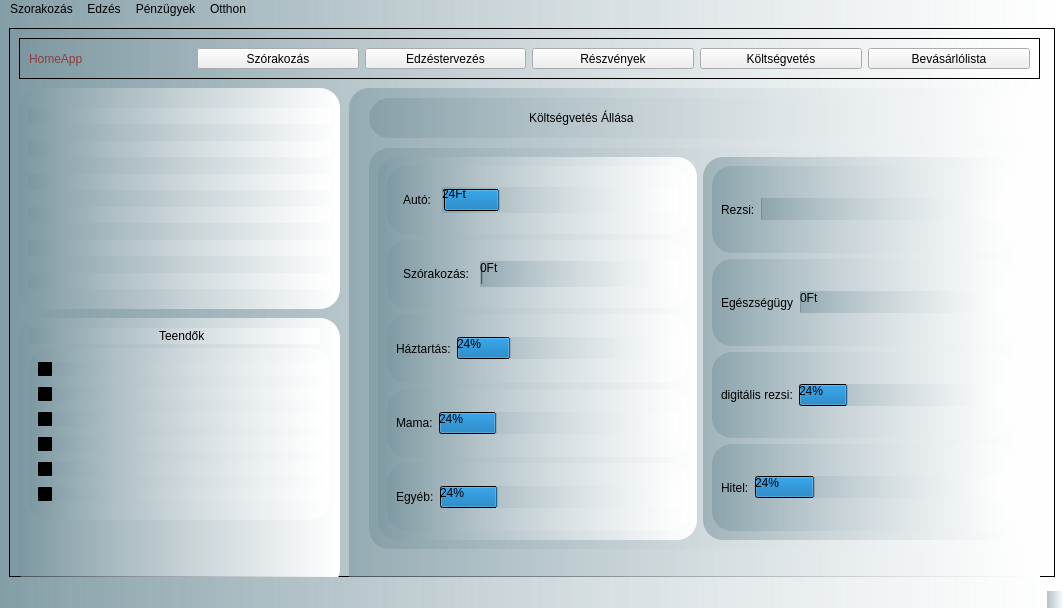
First picture: the form in form.ui, repository katsa00781/HomeApp, before the edit.
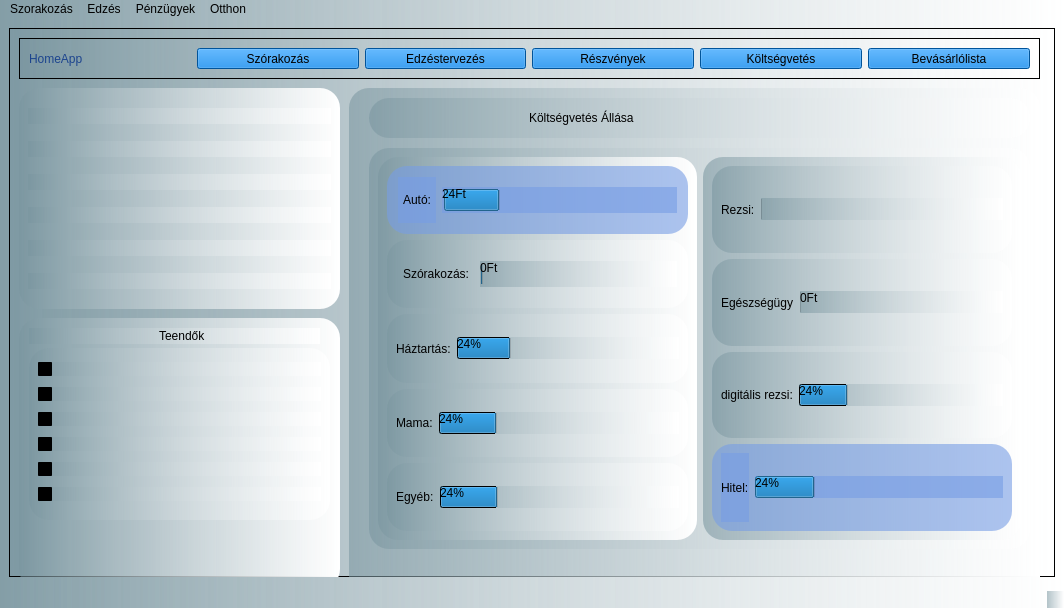
Second picture: the form after the edit.

What changed in the file:
```diff
--- a/form.ui
+++ b/form.ui
@@ -52,6 +52,13 @@
          <height>41</height>
         </rect>
        </property>
+       <property name="styleSheet">
+        <string notr="true">QPushButton {
+background-color:#0275d8;
+color: #000000;
+
+}</string>
+       </property>
        <property name="frameShape">
         <enum>QFrame::StyledPanel</enum>
        </property>
@@ -62,8 +69,7 @@
         <item>
          <widget class="QLabel" name="label">
           <property name="styleSheet">
-           <string notr="true">color:#8D3D3D;
-background: none</string>
+           <string notr="true">color: #1C448E</string>
           </property>
           <property name="text">
            <string>HomeApp</string>
@@ -73,8 +79,12 @@
         <item>
          <widget class="QPushButton" name="pushButton">
           <property name="styleSheet">
-           <string notr="true">background: none;
-color: #000000</string>
+           <string notr="true">
+background-color:#0275d8;
+color: #000000;
+
+
+</string>
           </property>
           <property name="text">
            <string>Szórakozás</string>
@@ -84,8 +94,7 @@
         <item>
          <widget class="QPushButton" name="pushButton_2">
           <property name="styleSheet">
-           <string notr="true">background: none;
-color: #000000</string>
+           <string notr="true"/>
           </property>
           <property name="text">
            <string>Edzéstervezés</string>
@@ -95,8 +104,7 @@
         <item>
          <widget class="QPushButton" name="pushButton_3">
           <property name="styleSheet">
-           <string notr="true">background: none;
-color: #000000</string>
+           <string notr="true"/>
           </property>
           <property name="text">
            <string>Részvények</string>
@@ -106,8 +114,7 @@
         <item>
          <widget class="QPushButton" name="pushButton_4">
           <property name="styleSheet">
-           <string notr="true">background: none;
-color: #000000</string>
+           <string notr="true"/>
           </property>
           <property name="text">
            <string>Költségvetés</string>
@@ -117,8 +124,7 @@
         <item>
          <widget class="QPushButton" name="pushButton_5">
           <property name="styleSheet">
-           <string notr="true">background: none;
-color: #000000</string>
+           <string notr="true"/>
           </property>
           <property name="text">
            <string>Bevásárlólista</string>
@@ -366,7 +372,8 @@
             <item>
              <widget class="QFrame" name="auto_frame">
               <property name="styleSheet">
-               <string notr="true">padding: 2px</string>
+               <string notr="true">padding: 2px;
+background-color: rgba(119, 157, 228, 0.6)</string>
               </property>
               <property name="frameShape">
                <enum>QFrame::StyledPanel</enum>
@@ -397,23 +404,12 @@
                      </brush>
                     </colorrole>
                     <colorrole role="Button">
-                     <brush brushstyle="LinearGradientPattern">
-                      <gradient startx="0.000000000000000" starty="0.000000000000000" endx="1.000000000000000" endy="0.000000000000000" type="LinearGradient" spread="PadSpread" coordinatemode="ObjectBoundingMode">
-                       <gradientstop position="0.000000000000000">
-                        <color alpha="145">
-                         <red>121</red>
-                         <green>149</green>
-                         <blue>159</blue>
-                        </color>
-                       </gradientstop>
-                       <gradientstop position="1.000000000000000">
-                        <color alpha="255">
-                         <red>255</red>
-                         <green>255</green>
-                         <blue>255</blue>
-                        </color>
-                       </gradientstop>
-                      </gradient>
+                     <brush brushstyle="SolidPattern">
+                      <color alpha="153">
+                       <red>119</red>
+                       <green>157</green>
+                       <blue>228</blue>
+                      </color>
                      </brush>
                     </colorrole>
                     <colorrole role="Text">
@@ -435,43 +431,21 @@
                      </brush>
                     </colorrole>
                     <colorrole role="Base">
-                     <brush brushstyle="LinearGradientPattern">
-                      <gradient startx="0.000000000000000" starty="0.000000000000000" endx="1.000000000000000" endy="0.000000000000000" type="LinearGradient" spread="PadSpread" coordinatemode="ObjectBoundingMode">
-                       <gradientstop position="0.000000000000000">
-                        <color alpha="145">
-                         <red>121</red>
-                         <green>149</green>
-                         <blue>159</blue>
-                        </color>
-                       </gradientstop>
-                       <gradientstop position="1.000000000000000">
-                        <color alpha="255">
-                         <red>255</red>
-                         <green>255</green>
-                         <blue>255</blue>
-                        </color>
-                       </gradientstop>
-                      </gradient>
+                     <brush brushstyle="SolidPattern">
+                      <color alpha="153">
+                       <red>119</red>
+                       <green>157</green>
+                       <blue>228</blue>
+                      </color>
                      </brush>
                     </colorrole>
                     <colorrole role="Window">
-                     <brush brushstyle="LinearGradientPattern">
-                      <gradient startx="0.000000000000000" starty="0.000000000000000" endx="1.000000000000000" endy="0.000000000000000" type="LinearGradient" spread="PadSpread" coordinatemode="ObjectBoundingMode">
-                       <gradientstop position="0.000000000000000">
-                        <color alpha="145">
-                         <red>121</red>
-                         <green>149</green>
-                         <blue>159</blue>
-                        </color>
-                       </gradientstop>
-                       <gradientstop position="1.000000000000000">
-                        <color alpha="255">
-                         <red>255</red>
-                         <green>255</green>
-                         <blue>255</blue>
-                        </color>
-                       </gradientstop>
-                      </gradient>
+                     <brush brushstyle="SolidPattern">
+                      <color alpha="153">
+                       <red>119</red>
+                       <green>157</green>
+                       <blue>228</blue>
+                      </color>
                      </brush>
                     </colorrole>
                     <colorrole role="PlaceholderText">
@@ -495,23 +469,12 @@
                      </brush>
                     </colorrole>
                     <colorrole role="Button">
-                     <brush brushstyle="LinearGradientPattern">
-                      <gradient startx="0.000000000000000" starty="0.000000000000000" endx="1.000000000000000" endy="0.000000000000000" type="LinearGradient" spread="PadSpread" coordinatemode="ObjectBoundingMode">
-                       <gradientstop position="0.000000000000000">
-                        <color alpha="145">
-                         <red>121</red>
-                         <green>149</green>
-                         <blue>159</blue>
-                        </color>
-                       </gradientstop>
-                       <gradientstop position="1.000000000000000">
-                        <color alpha="255">
-                         <red>255</red>
-                         <green>255</green>
-                         <blue>255</blue>
-                        </color>
-                       </gradientstop>
-                      </gradient>
+                     <brush brushstyle="SolidPattern">
+                      <color alpha="153">
+                       <red>119</red>
+                       <green>157</green>
+                       <blue>228</blue>
+                      </color>
                      </brush>
                     </colorrole>
                     <colorrole role="Text">
@@ -533,43 +496,21 @@
                      </brush>
                     </colorrole>
                     <colorrole role="Base">
-                     <brush brushstyle="LinearGradientPattern">
-                      <gradient startx="0.000000000000000" starty="0.000000000000000" endx="1.000000000000000" endy="0.000000000000000" type="LinearGradient" spread="PadSpread" coordinatemode="ObjectBoundingMode">
-                       <gradientstop position="0.000000000000000">
-                        <color alpha="145">
-                         <red>121</red>
-                         <green>149</green>
-                         <blue>159</blue>
-                        </color>
-                       </gradientstop>
-                       <gradientstop position="1.000000000000000">
-                        <color alpha="255">
-                         <red>255</red>
-                         <green>255</green>
-                         <blue>255</blue>
-                        </color>
-                       </gradientstop>
-                      </gradient>
+                     <brush brushstyle="SolidPattern">
+                      <color alpha="153">
+                       <red>119</red>
+                       <green>157</green>
+                       <blue>228</blue>
+                      </color>
                      </brush>
                     </colorrole>
                     <colorrole role="Window">
-                     <brush brushstyle="LinearGradientPattern">
-                      <gradient startx="0.000000000000000" starty="0.000000000000000" endx="1.000000000000000" endy="0.000000000000000" type="LinearGradient" spread="PadSpread" coordinatemode="ObjectBoundingMode">
-                       <gradientstop position="0.000000000000000">
-                        <color alpha="145">
-                         <red>121</red>
-                         <green>149</green>
-                         <blue>159</blue>
-                        </color>
-                       </gradientstop>
-                       <gradientstop position="1.000000000000000">
-                        <color alpha="255">
-                         <red>255</red>
-                         <green>255</green>
-                         <blue>255</blue>
-                        </color>
-                       </gradientstop>
-                      </gradient>
+                     <brush brushstyle="SolidPattern">
+                      <color alpha="153">
+                       <red>119</red>
+                       <green>157</green>
+                       <blue>228</blue>
+                      </color>
                      </brush>
                     </colorrole>
                     <colorrole role="PlaceholderText">
@@ -593,23 +534,12 @@
                      </brush>
                     </colorrole>
                     <colorrole role="Button">
-                     <brush brushstyle="LinearGradientPattern">
-                      <gradient startx="0.000000000000000" starty="0.000000000000000" endx="1.000000000000000" endy="0.000000000000000" type="LinearGradient" spread="PadSpread" coordinatemode="ObjectBoundingMode">
-                       <gradientstop position="0.000000000000000">
-                        <color alpha="145">
-                         <red>121</red>
-                         <green>149</green>
-                         <blue>159</blue>
-                        </color>
-                       </gradientstop>
-                       <gradientstop position="1.000000000000000">
-                        <color alpha="255">
-                         <red>255</red>
-                         <green>255</green>
-                         <blue>255</blue>
-                        </color>
-                       </gradientstop>
-                      </gradient>
+                     <brush brushstyle="SolidPattern">
+                      <color alpha="153">
+                       <red>119</red>
+                       <green>157</green>
+                       <blue>228</blue>
+                      </color>
                      </brush>
                     </colorrole>
                     <colorrole role="Text">
@@ -631,43 +561,21 @@
                      </brush>
                     </colorrole>
                     <colorrole role="Base">
-                     <brush brushstyle="LinearGradientPattern">
-                      <gradient startx="0.000000000000000" starty="0.000000000000000" endx="1.000000000000000" endy="0.000000000000000" type="LinearGradient" spread="PadSpread" coordinatemode="ObjectBoundingMode">
-                       <gradientstop position="0.000000000000000">
-                        <color alpha="145">
-                         <red>121</red>
-                         <green>149</green>
-                         <blue>159</blue>
-                        </color>
-                       </gradientstop>
-                       <gradientstop position="1.000000000000000">
-                        <color alpha="255">
-                         <red>255</red>
-                         <green>255</green>
-                         <blue>255</blue>
-                        </color>
-                       </gradientstop>
-                      </gradient>
+                     <brush brushstyle="SolidPattern">
+                      <color alpha="153">
+                       <red>119</red>
+                       <green>157</green>
+                       <blue>228</blue>
+                      </color>
                      </brush>
                     </colorrole>
                     <colorrole role="Window">
-                     <brush brushstyle="LinearGradientPattern">
-                      <gradient startx="0.000000000000000" starty="0.000000000000000" endx="1.000000000000000" endy="0.000000000000000" type="LinearGradient" spread="PadSpread" coordinatemode="ObjectBoundingMode">
-                       <gradientstop position="0.000000000000000">
-                        <color alpha="145">
-                         <red>121</red>
-                         <green>149</green>
-                         <blue>159</blue>
-                        </color>
-                       </gradientstop>
-                       <gradientstop position="1.000000000000000">
-                        <color alpha="255">
-                         <red>255</red>
-                         <green>255</green>
-                         <blue>255</blue>
-                        </color>
-                       </gradientstop>
-                      </gradient>
+                     <brush brushstyle="SolidPattern">
+                      <color alpha="153">
+                       <red>119</red>
+                       <green>157</green>
+                       <blue>228</blue>
+                      </color>
                      </brush>
                     </colorrole>
                     <colorrole role="PlaceholderText">
@@ -922,6 +830,9 @@
             </item>
             <item>
              <widget class="QFrame" name="digitalis_rezsi_frame">
+              <property name="styleSheet">
+               <string notr="true">background-color: rgba(119, 157, 228, 0.6)</string>
+              </property>
               <property name="frameShape">
                <enum>QFrame::StyledPanel</enum>
               </property>
```
Left out of the diff: 10 changed lines with no effect on the pictures.
